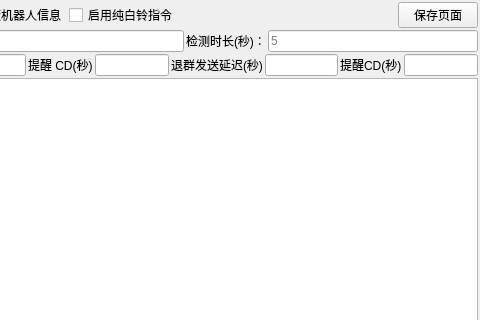
The window that ai/qunguan.ui (qiancao1/chun_bai_ling) describes before a commit, drawn with Qt 5; both pictures show x 263 to 743 and y 0 to 320 of the 743 by 484 pixel window.
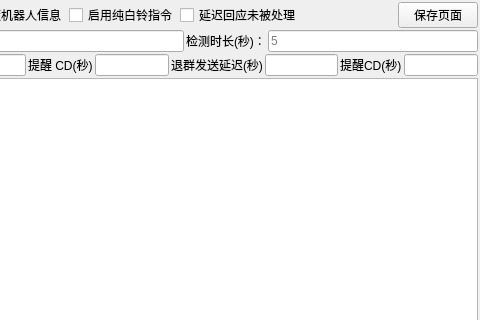
The same window after the commit.

What changed in the file:
```diff
--- a/ai/qunguan.ui
+++ b/ai/qunguan.ui
@@ -82,6 +82,13 @@
          </property>
         </widget>
        </item>
+       <item>
+        <widget class="QCheckBox" name="checkBox_3">
+         <property name="text">
+          <string>延迟回应未被处理</string>
+         </property>
+        </widget>
+       </item>
        <item>
         <spacer name="horizontalSpacer">
          <property name="orientation">
```
